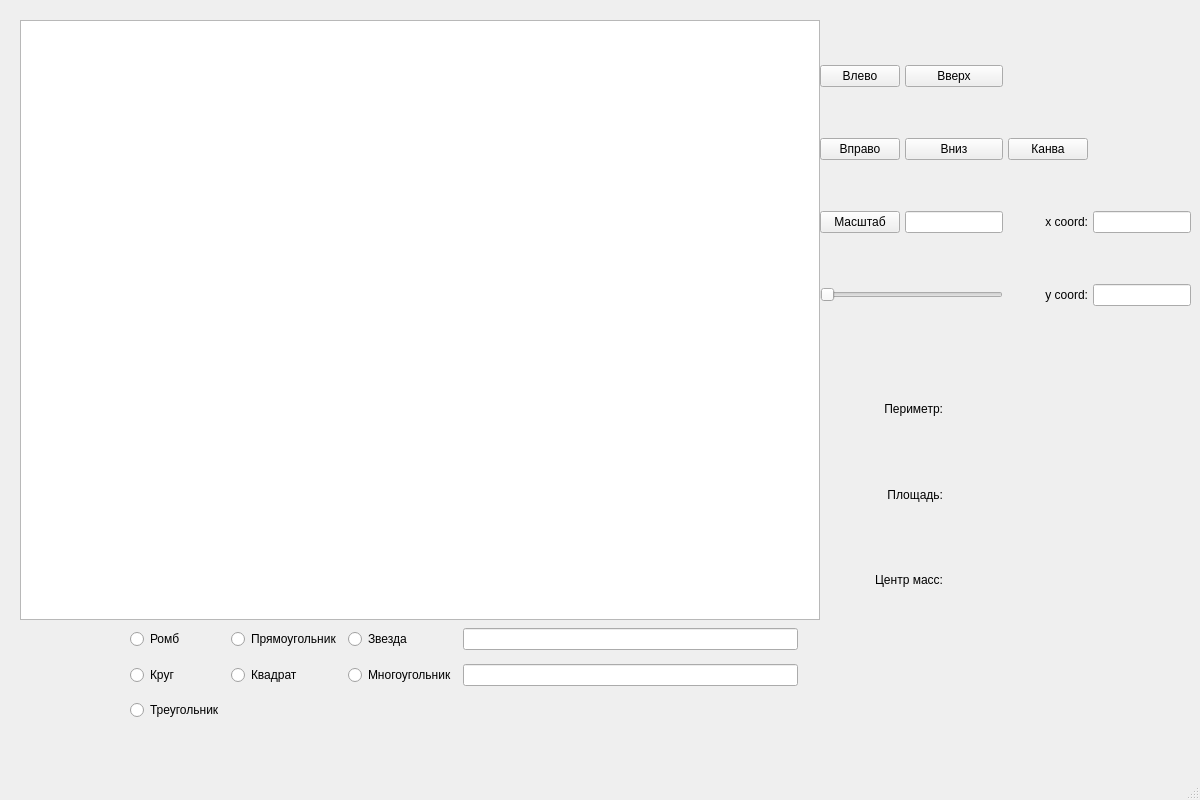
This is mainwindow.ui in keptyouwaitinghuh/Figures as Qt 5 draws it before an edit. The edited form follows.
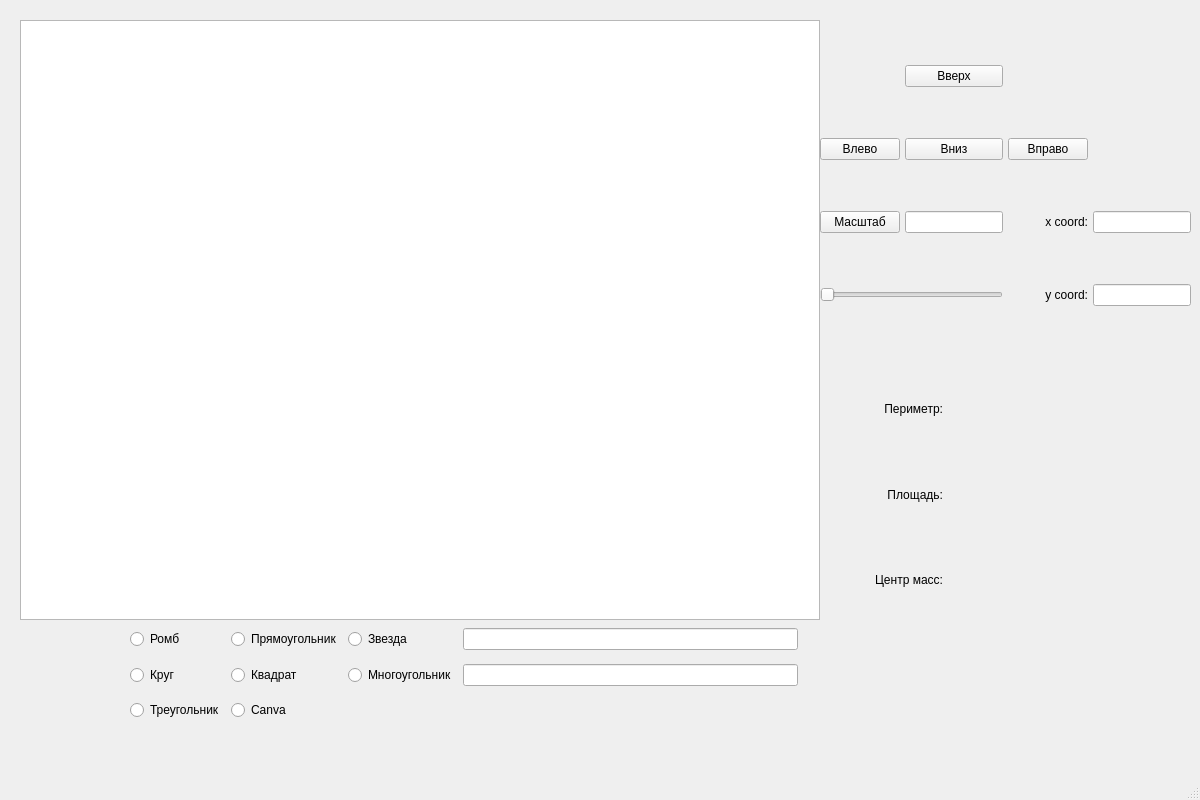
This is the edited form.

Patch:
```diff
--- a/mainwindow.ui
+++ b/mainwindow.ui
@@ -89,6 +89,13 @@
        </property>
       </widget>
      </item>
+     <item row="2" column="1">
+      <widget class="QRadioButton" name="radioCanva">
+       <property name="text">
+        <string>Canva</string>
+       </property>
+      </widget>
+     </item>
     </layout>
    </widget>
    <widget class="QWidget" name="gridLayoutWidget_2">
@@ -104,13 +111,6 @@
      <property name="horizontalSpacing">
       <number>5</number>
      </property>
-     <item row="1" column="2">
-      <widget class="QPushButton" name="pushCanvas">
-       <property name="text">
-        <string>Канва</string>
-       </property>
-      </widget>
-     </item>
      <item row="3" column="3">
       <widget class="QLineEdit" name="lineY"/>
      </item>
@@ -148,20 +148,6 @@
        </property>
       </widget>
      </item>
-     <item row="1" column="0">
-      <widget class="QPushButton" name="pushRight">
-       <property name="text">
-        <string>Вправо</string>
-       </property>
-      </widget>
-     </item>
-     <item row="0" column="0">
-      <widget class="QPushButton" name="pushLeft">
-       <property name="text">
-        <string>Влево</string>
-       </property>
-      </widget>
-     </item>
      <item row="2" column="1">
       <widget class="QLineEdit" name="lineScale"/>
      </item>
@@ -185,6 +171,20 @@
        </property>
       </widget>
      </item>
+     <item row="1" column="2">
+      <widget class="QPushButton" name="pushRight">
+       <property name="text">
+        <string>Вправо</string>
+       </property>
+      </widget>
+     </item>
+     <item row="1" column="0">
+      <widget class="QPushButton" name="pushLeft">
+       <property name="text">
+        <string>Влево</string>
+       </property>
+      </widget>
+     </item>
     </layout>
    </widget>
    <widget class="QWidget" name="gridLayoutWidget_3">
```
Left out of the diff: 2 changed lines with no effect on the pictures.
